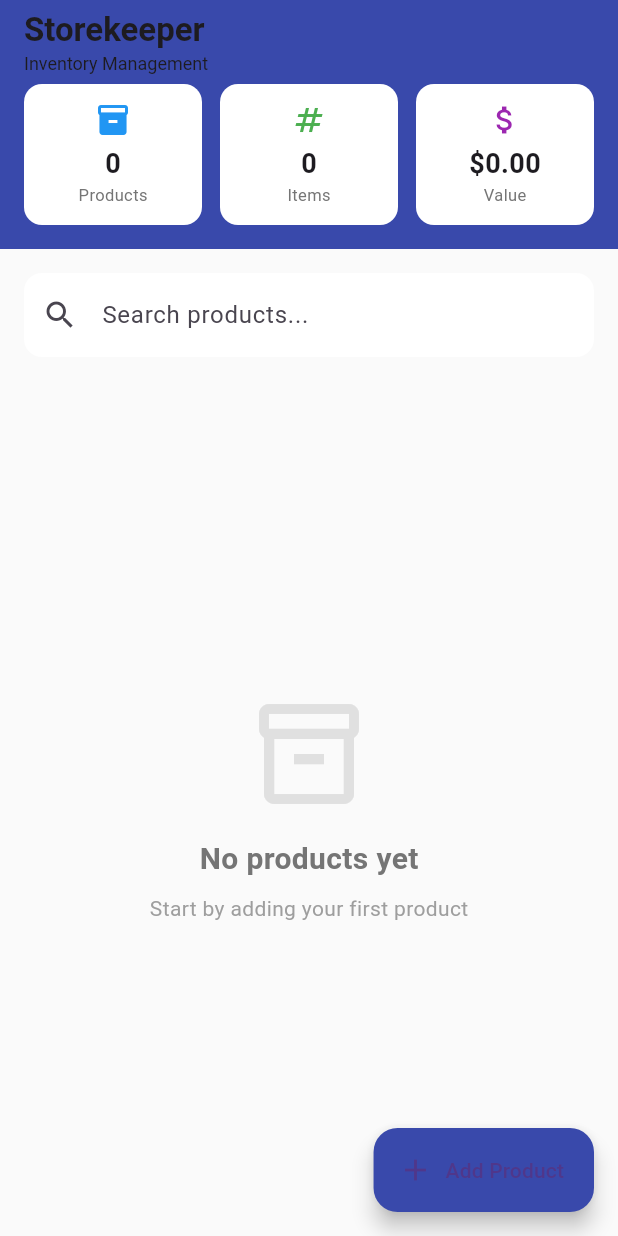
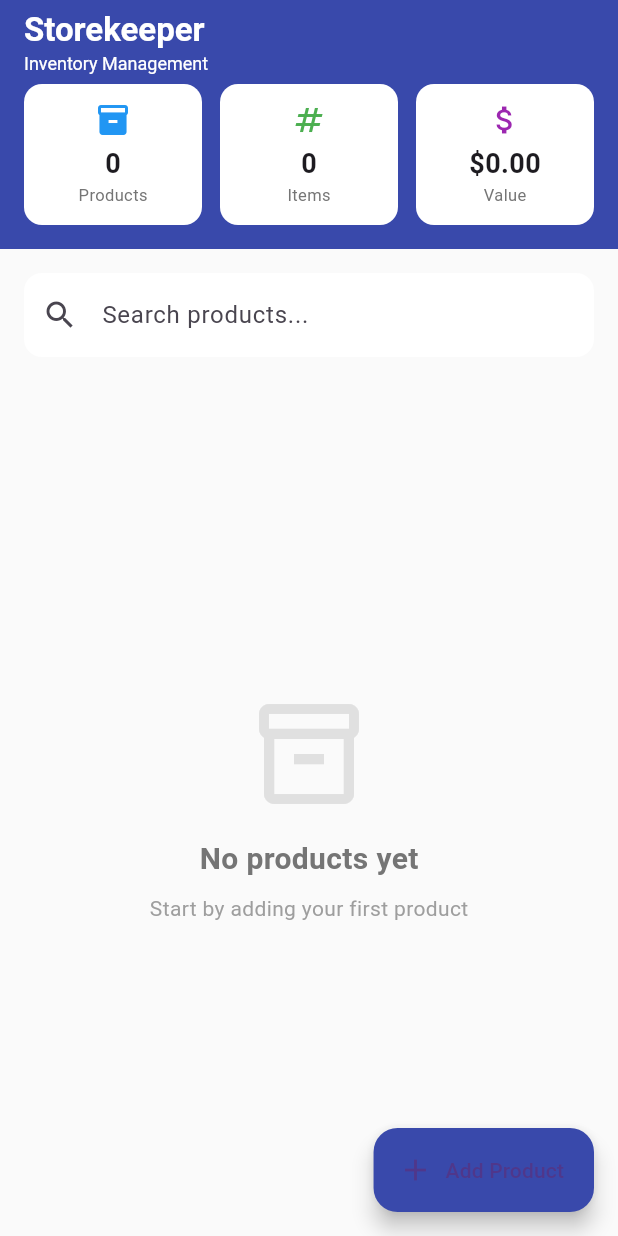
Before and after one commit to TheBigJae/hng_task_2, a Flutter app: the screen it shows after launch, on a phone screen of 412 x 824 dp. Run offline on Flutter 3.47's test engine with Material 3 defaults, Android fonts, the phone set to English and light mode, and no system bars; our stand-ins replace image_picker, sqflite; accounts and stored records are empty.

Commit message:
lil change

```diff
--- a/lib/main.dart
+++ b/lib/main.dart
@@ -14,7 +14,7 @@ class MyApp extends StatelessWidget {
       title: 'Storekeeper App',
       debugShowCheckedModeBanner: false,
       theme: ThemeData(
-        primarySwatch: Colors.indigo,
+        primarySwatch:  Colors.blue,
         visualDensity: VisualDensity.adaptivePlatformDensity,
       ),
       home: const HomeScreen(),
--- a/lib/screens/home_screen.dart
+++ b/lib/screens/home_screen.dart
@@ -64,14 +64,16 @@ class _HomeScreenState extends State<HomeScreen> {
         title: const Column(
           crossAxisAlignment: CrossAxisAlignment.start,
           children: [
-            Text('Storekeeper', style: TextStyle(fontWeight: FontWeight.bold)),
+            Text('Storekeeper', style: TextStyle(fontWeight: FontWeight.bold, color: Colors.white)),
             Text('Inventory Management',
-              style: TextStyle(fontSize: 12, fontWeight: FontWeight.normal)),
+              style: TextStyle(fontSize: 12, fontWeight: FontWeight.normal,  color: Colors.white)),
           ],
         ),
       ),
+
       body: Column(
         children: [
+
           // Stats Cards
           Container(
             color: Colors.indigo[600],
```
